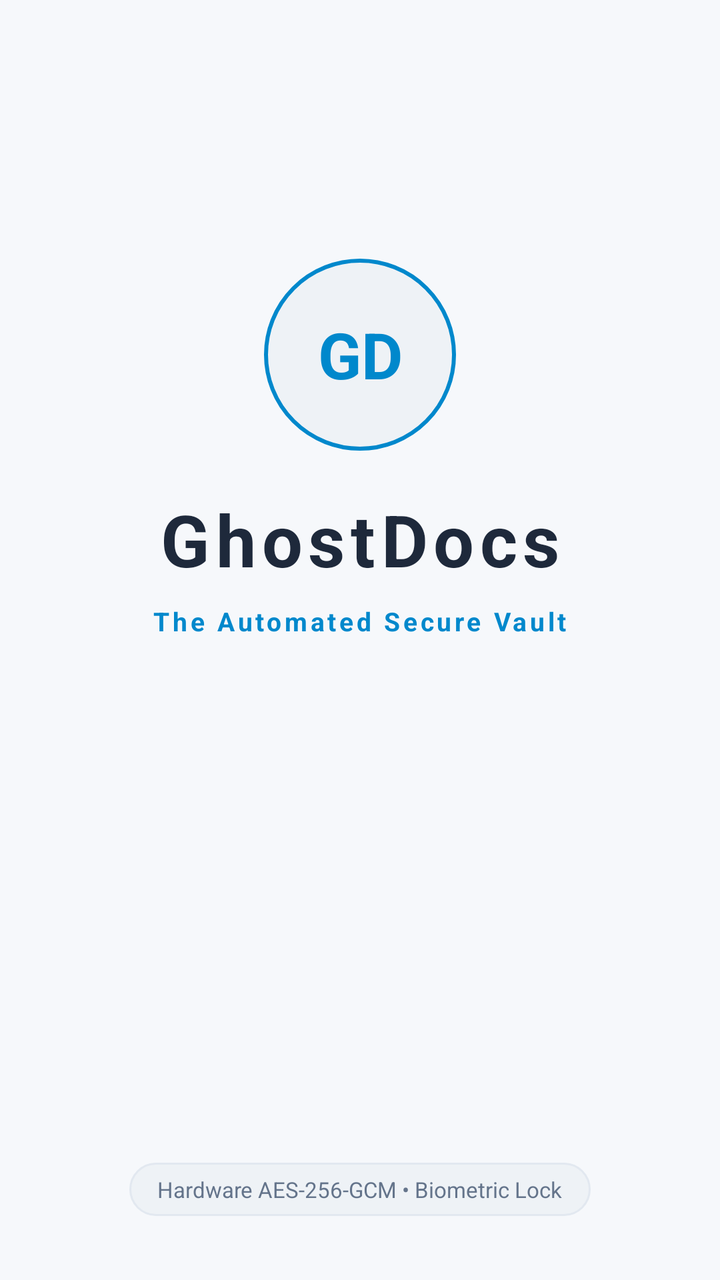
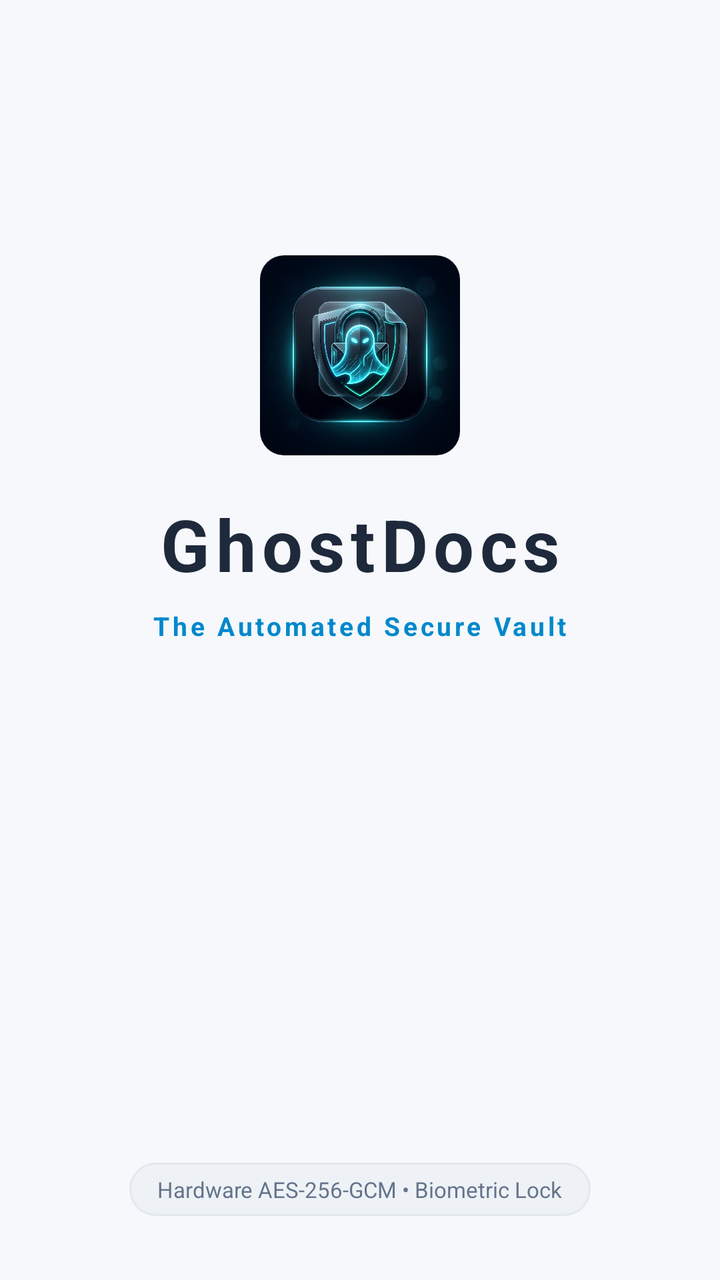

Compare the two renders of this Android layout. The source of the first and the diff that turns it into the second are given below.
<!-- AndroidManifest.xml: activity theme Theme.GhostDocs.Splash -->
<!-- res/layout/activity_launch.xml -->
<?xml version="1.0" encoding="utf-8"?>
<androidx.constraintlayout.widget.ConstraintLayout
    xmlns:android="http://schemas.android.com/apk/res/android"
    xmlns:app="http://schemas.android.com/apk/res-auto"
    xmlns:tools="http://schemas.android.com/tools"
    android:layout_width="match_parent"
    android:layout_height="match_parent"
    android:background="@color/ghostDarkBg"
    tools:context=".activities.LaunchActivity">

    
    <TextView
        android:id="@+id/tv_ghost_icon"
        android:layout_width="96dp"
        android:layout_height="96dp"
        android:background="@drawable/bg_brand_circle"
        android:gravity="center"
        android:text="GD"
        android:textColor="@color/ghostPrimary"
        android:textSize="32sp"
        android:textStyle="bold"
        app:layout_constraintBottom_toTopOf="@id/tv_app_name"
        app:layout_constraintEnd_toEndOf="parent"
        app:layout_constraintStart_toStartOf="parent"
        app:layout_constraintTop_toTopOf="parent"
        app:layout_constraintVertical_bias="0.40"
        app:layout_constraintVertical_chainStyle="packed" />

    
    <TextView
        android:id="@+id/tv_app_name"
        android:layout_width="wrap_content"
        android:layout_height="wrap_content"
        android:layout_marginTop="20dp"
        android:letterSpacing="0.08"
        android:text="@string/app_name"
        android:textColor="@color/ghostOnSurface"
        android:textSize="36sp"
        android:textStyle="bold"
        app:layout_constraintBottom_toTopOf="@id/tv_tagline"
        app:layout_constraintEnd_toEndOf="parent"
        app:layout_constraintStart_toStartOf="parent"
        app:layout_constraintTop_toBottomOf="@id/tv_ghost_icon" />

    
    <TextView
        android:id="@+id/tv_tagline"
        android:layout_width="wrap_content"
        android:layout_height="wrap_content"
        android:layout_marginTop="8dp"
        android:letterSpacing="0.12"
        android:text="@string/app_tagline"
        android:textColor="@color/ghostPrimary"
        android:textSize="13sp"
        android:textStyle="bold"
        app:layout_constraintBottom_toTopOf="@id/progress_indicator"
        app:layout_constraintEnd_toEndOf="parent"
        app:layout_constraintStart_toStartOf="parent"
        app:layout_constraintTop_toBottomOf="@id/tv_app_name" />

    
    <ProgressBar
        android:id="@+id/progress_indicator"
        style="?android:attr/progressBarStyleSmall"
        android:layout_width="32dp"
        android:layout_height="32dp"
        android:layout_marginTop="36dp"
        android:indeterminateTint="@color/ghostPrimary"
        app:layout_constraintBottom_toTopOf="@id/tv_security_badge"
        app:layout_constraintEnd_toEndOf="parent"
        app:layout_constraintStart_toStartOf="parent"
        app:layout_constraintTop_toBottomOf="@id/tv_tagline" />

    
    <TextView
        android:id="@+id/tv_security_badge"
        android:layout_width="wrap_content"
        android:layout_height="wrap_content"
        android:layout_marginBottom="32dp"
        android:background="@drawable/bg_status_badge"
        android:paddingHorizontal="14dp"
        android:paddingVertical="6dp"
        android:text="Hardware AES-256-GCM • Biometric Lock"
        android:textColor="@color/ghostOnSurfaceMuted"
        android:textSize="11sp"
        app:layout_constraintBottom_toBottomOf="parent"
        app:layout_constraintEnd_toEndOf="parent"
        app:layout_constraintStart_toStartOf="parent" />

</androidx.constraintlayout.widget.ConstraintLayout>
<!-- resources referenced by this layout -->
<resources>
  <color name="ghostDarkBg">#F6F8FB</color>
  <color name="ghostOnSurface">#1E293B</color>
  <color name="ghostOnSurfaceMuted">#64748B</color>
  <color name="ghostPrimary">#0088CC</color>
  <!-- drawable bg_brand_circle (drawable) -->
  <?xml version="1.0" encoding="utf-8"?>
  <shape xmlns:android="http://schemas.android.com/apk/res/android"
      android:shape="oval">
      <solid android:color="@color/ghostSurfaceVariant" />
      <stroke
          android:width="2dp"
          android:color="@color/ghostPrimary" />
  </shape>
  <!-- drawable bg_status_badge (drawable) -->
  <?xml version="1.0" encoding="utf-8"?>
  <shape xmlns:android="http://schemas.android.com/apk/res/android"
      android:shape="rectangle">
      <solid android:color="@color/ghostSurfaceVariant" />
      <stroke
          android:width="1dp"
          android:color="@color/ghostDivider" />
      <corners android:radius="16dp" />
  </shape>
  <string name="app_name">GhostDocs</string>
  <string name="app_tagline">The Automated Secure Vault</string>
  <style name="Theme.GhostDocs.Splash" parent="Theme.GhostDocs">
          <item name="android:windowFullscreen">false</item>
          <item name="android:windowDrawsSystemBarBackgrounds">true</item>
          <item name="android:windowBackground">@color/ghostDarkBg</item>
      </style>
  <color name="ghostSurfaceVariant">#EEF2F6</color>
  <color name="ghostDivider">#E2E8F0</color>
  <style name="Theme.GhostDocs" parent="Theme.MaterialComponents.DayNight.NoActionBar">
          
          <item name="colorPrimary">@color/ghostPrimary</item>
          <item name="colorPrimaryVariant">@color/ghostPrimaryVariant</item>
          <item name="colorOnPrimary">@color/ghostOnPrimary</item>
          <item name="colorSecondary">@color/ghostAccent</item>
          <item name="colorSecondaryVariant">@color/ghostAccentVariant</item>
          <item name="colorOnSecondary">@color/ghostOnPrimary</item>
          <item name="colorSurface">@color/ghostSurface</item>
          <item name="colorOnSurface">@color/ghostOnSurface</item>
          <item name="colorError">@color/ghostError</item>
  
          
          <item name="android:colorBackground">@color/ghostDarkBg</item>
          <item name="android:windowBackground">@color/ghostDarkBg</item>
  
          
          <item name="android:statusBarColor">@color/statusBar</item>
          <item name="android:navigationBarColor">@color/navBar</item>
          <item name="android:windowLightStatusBar">true</item>
          <item name="android:windowLightNavigationBar">true</item>
  
          
          <item name="android:fontFamily">sans-serif</item>
  
          
          <item name="colorControlHighlight">#200088CC</item>
      </style>
  <color name="ghostPrimaryVariant">#0073B0</color>
  <color name="ghostOnPrimary">#FFFFFF</color>
  <color name="ghostAccent">#E53935</color>
  <color name="ghostAccentVariant">#C62828</color>
  <color name="ghostSurface">#FFFFFF</color>
  <color name="ghostError">#EF4444</color>
  <color name="statusBar">#FFFFFF</color>
  <color name="navBar">#F6F8FB</color>
</resources>

<!-- the commit's change to res/layout/activity_launch.xml (unified diff, before → after) -->
@@ -9,16 +9,14 @@
     tools:context=".activities.LaunchActivity">
 
     
-    <TextView
+    <com.google.android.material.imageview.ShapeableImageView
         android:id="@+id/tv_ghost_icon"
-        android:layout_width="96dp"
-        android:layout_height="96dp"
-        android:background="@drawable/bg_brand_circle"
-        android:gravity="center"
-        android:text="GD"
-        android:textColor="@color/ghostPrimary"
-        android:textSize="32sp"
-        android:textStyle="bold"
+        android:layout_width="100dp"
+        android:layout_height="100dp"
+        android:src="@drawable/ghostdocs_logo"
+        android:scaleType="centerCrop"
+        android:contentDescription="@string/app_name"
+        app:shapeAppearanceOverlay="@style/ShapeAppearance.Material3.Corner.Medium"
         app:layout_constraintBottom_toTopOf="@id/tv_app_name"
         app:layout_constraintEnd_toEndOf="parent"
         app:layout_constraintStart_toStartOf="parent"
<!-- resource entries referenced after the edit -->
@@ -4,15 +4,6 @@
   <color name="ghostOnSurface">#1E293B</color>
   <color name="ghostOnSurfaceMuted">#64748B</color>
   <color name="ghostPrimary">#0088CC</color>
-  <!-- drawable bg_brand_circle (drawable) -->
-  <?xml version="1.0" encoding="utf-8"?>
-  <shape xmlns:android="http://schemas.android.com/apk/res/android"
-      android:shape="oval">
-      <solid android:color="@color/ghostSurfaceVariant" />
-      <stroke
-          android:width="2dp"
-          android:color="@color/ghostPrimary" />
-  </shape>
   <!-- drawable bg_status_badge (drawable) -->
   <?xml version="1.0" encoding="utf-8"?>
   <shape xmlns:android="http://schemas.android.com/apk/res/android"
@@ -23,6 +14,7 @@
           android:color="@color/ghostDivider" />
       <corners android:radius="16dp" />
   </shape>
+  <!-- drawable ghostdocs_logo: jpg bitmap (drawable, 530280 bytes) -->
   <string name="app_name">GhostDocs</string>
   <string name="app_tagline">The Automated Secure Vault</string>
   <style name="Theme.GhostDocs.Splash" parent="Theme.GhostDocs">
